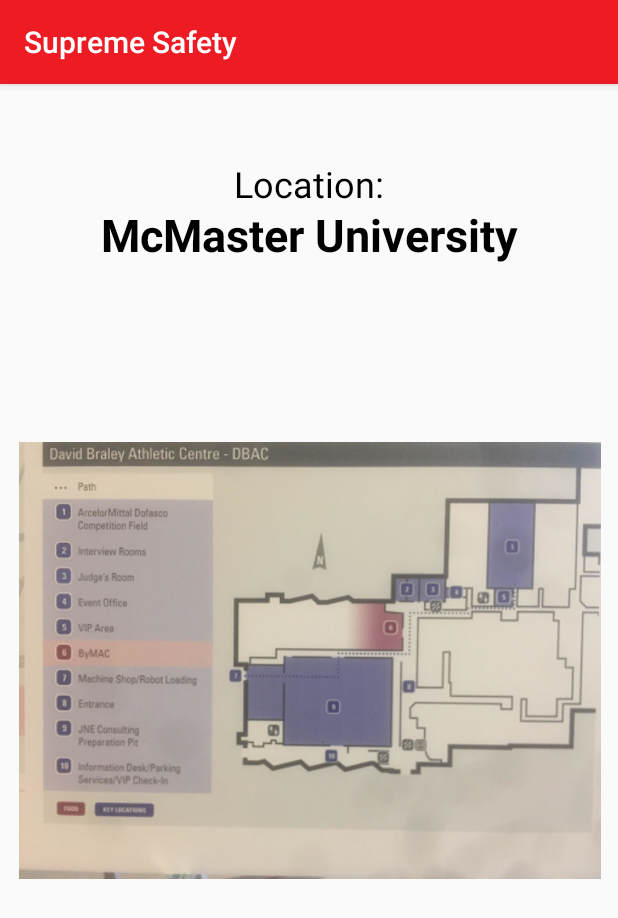
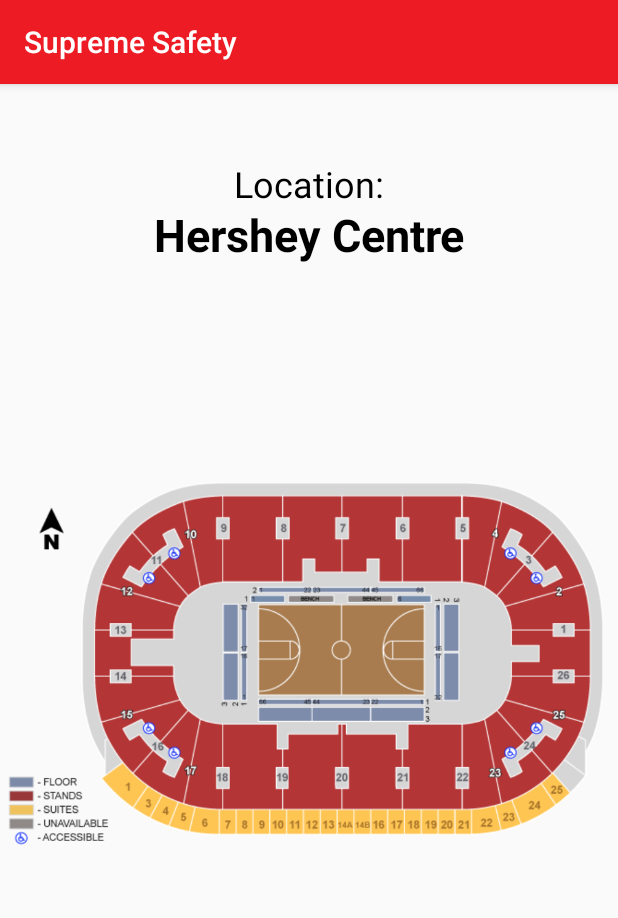
Before and after one commit to SupremeRobotics/SupremeSafety, an Android app: the DisplayMessageActivity2 screen opened directly, with no data from a screen before it, on a phone screen of 412 x 824 dp. Shown: the top 918 px of the screen. Run offline under Robolectric (Android 15) with nearby library versions, the light colour scheme and no system bars.

Commit message:
Updated Hershey's Centre Map

```diff
--- a/app/src/main/res/layout/activity_display_message2.xml
+++ b/app/src/main/res/layout/activity_display_message2.xml
@@ -26,25 +26,26 @@
         android:layout_height="wrap_content"
         android:layout_marginTop="80dp"
         android:gravity="center"
-        android:text="McMaster University"
+        android:text="Hershey Centre"
         android:textColor="@android:color/black"
         android:textSize="30sp"
         android:textStyle="bold"
         app:layout_constraintEnd_toEndOf="parent"
-        app:layout_constraintHorizontal_bias="1.0"
+        app:layout_constraintHorizontal_bias="0.0"
         app:layout_constraintStart_toStartOf="parent"
         app:layout_constraintTop_toTopOf="parent" />
 
     <ImageView
         android:id="@+id/imageView3"
-        android:layout_width="445dp"
-        android:layout_height="291dp"
+        android:layout_width="wrap_content"
+        android:layout_height="match_parent"
         android:contentDescription="Fire Exit"
         android:fadingEdge="horizontal|vertical"
         app:layout_constraintBottom_toBottomOf="parent"
         app:layout_constraintEnd_toEndOf="parent"
+        app:layout_constraintHorizontal_bias="0.0"
         app:layout_constraintStart_toStartOf="parent"
         app:layout_constraintTop_toTopOf="parent"
-        app:srcCompat="@drawable/fire_exit" />
+        app:srcCompat="@drawable/hershey" />
 
 </android.support.constraint.ConstraintLayout>
```
Also changed, not shown: app/src/main/res/drawable/hershey.png (added).
